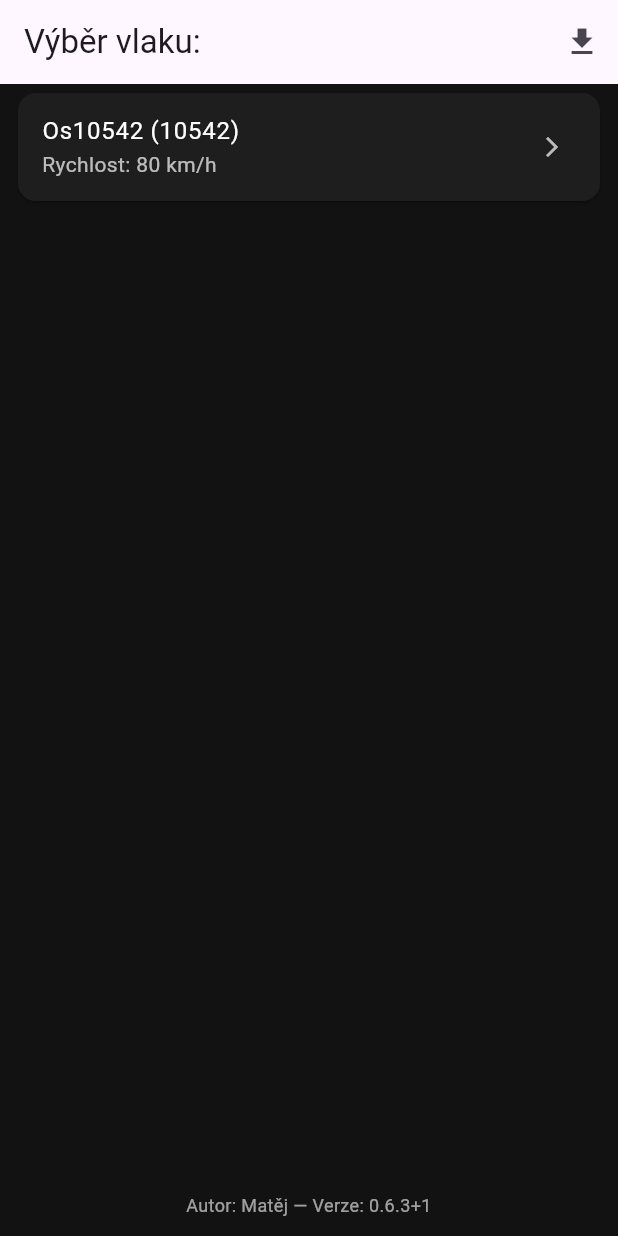
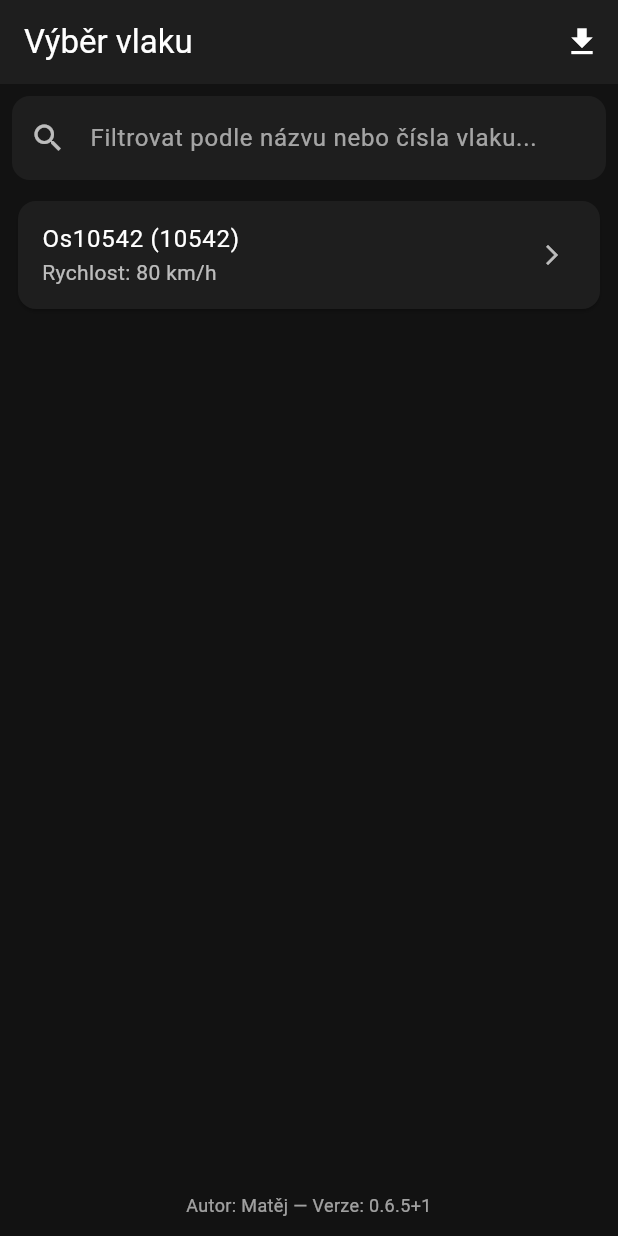
Before and after one commit to Dudlik2007/e_fira, a Flutter app: the screen it shows after launch, on a phone screen of 412 x 824 dp. Run offline on Flutter 3.47's test engine with Material 3 defaults, Android fonts, the phone set to English and light mode, and no system bars; our stand-ins replace csv, file_picker, package_info_plus.

Commit message:
some little bugs fixed edit environment upgraded UI train_selection_page.dart added filter black UI

```diff
--- a/lib/train_selection_page.dart
+++ b/lib/train_selection_page.dart
@@ -16,7 +16,9 @@ class TrainSelectionPage extends StatefulWidget {
 
 class _TrainSelectionPageState extends State<TrainSelectionPage> {
   List<ReportData> trains = [];
+  List<ReportData> filteredTrains = [];
   String _appVersion = "";
+  String _filter = "";
 
   @override
   void initState() {
@@ -34,8 +36,10 @@ class _TrainSelectionPageState extends State<TrainSelectionPage> {
 
   Future<void> _loadTrains() async {
     final loaded = await StorageService.loadTrains();
+    final list = loaded.isNotEmpty ? loaded : _demoTrains();
     setState(() {
-      trains = loaded.isNotEmpty ? loaded : _demoTrains();
+      trains = list;
+      filteredTrains = list;
     });
   }
 
@@ -69,15 +73,24 @@ class _TrainSelectionPageState extends State<TrainSelectionPage> {
         destinationStation: "Štěchovice",
         uzbLocation: "Albrechtice nad Vltavou",
         uzbPerformedBy: "Vozmistr",
-        jzbLocation: "",
-        jzbPerformedBy: "",
         nbuStatus: "NBÜ",
         topSpeedAllowed: "80",
         doorControlStatus: "TB 0",
         powerSupplyStatus: "---",
-        highSpeedCarsStatus: "ANO",
+        highSpeedCarsStatus: "ANO", jzbLocation: '', jzbPerformedBy: '',
       ),
     ];
+  }
+
+  void _applyFilter(String query) {
+    setState(() {
+      _filter = query;
+      filteredTrains = trains
+          .where((t) =>
+      t.trainName.toLowerCase().contains(query.toLowerCase()) ||
+          t.trainNumber.toLowerCase().contains(query.toLowerCase()))
+          .toList();
+    });
   }
 
   Future<void> _exportTrains() async {
@@ -96,10 +109,12 @@ class _TrainSelectionPageState extends State<TrainSelectionPage> {
     );
 
     if (result != null && result.files.single.path != null) {
-      final imported = await StorageService.importFromFile(result.files.single.path!);
+      final imported =
+      await StorageService.importFromFile(result.files.single.path!);
       if (imported.isNotEmpty) {
         setState(() {
           trains = imported;
+          filteredTrains = imported;
         });
         if (!mounted) return;
         ScaffoldMessenger.of(context).showSnackBar(
@@ -114,15 +129,19 @@ class _TrainSelectionPageState extends State<TrainSelectionPage> {
     return Scaffold(
       backgroundColor: const Color(0xFF121212),
       appBar: AppBar(
-        title: Text("Výběr vlaku:"),
+        backgroundColor: const Color(0xFF1E1E1E),
+        foregroundColor: Colors.white, // ikony i text AppBaru budou světlé
+        title: const Text("Výběr vlaku"),
         actions: [
           IconButton(
             icon: const Icon(Icons.download),
+            tooltip: "Importovat vlaky",
             onPressed: _importTrains,
           ),
           if (Platform.isWindows || Platform.isLinux)
             IconButton(
               icon: const Icon(Icons.upload_file),
+              tooltip: "Exportovat vlaky",
               onPressed: _exportTrains,
             ),
           if (Platform.isWindows || Platform.isLinux)
@@ -142,14 +161,36 @@ class _TrainSelectionPageState extends State<TrainSelectionPage> {
       ),
       body: Column(
         children: [
+          // 🔍 Filtrovací pole
+          Padding(
+            padding: const EdgeInsets.all(8.0),
+            child: TextField(
+              style: const TextStyle(color: Colors.white),
+              decoration: InputDecoration(
+                hintText: "Filtrovat podle názvu nebo čísla vlaku...",
+                hintStyle: const TextStyle(color: Colors.white60),
+                filled: true,
+                fillColor: const Color(0xFF1E1E1E),
+                prefixIcon: const Icon(Icons.search, color: Colors.white70),
+                border: OutlineInputBorder(
+                  borderRadius: BorderRadius.circular(12),
+                  borderSide: BorderSide.none,
+                ),
+              ),
+              onChanged: _applyFilter,
+            ),
+          ),
+
+          // 🧾 Seznam vlaků
           Expanded(
             child: ListView.builder(
-              itemCount: trains.length,
+              itemCount: filteredTrains.length,
               itemBuilder: (context, index) {
-                final train = trains[index];
+                final train = filteredTrains[index];
                 return Card(
                   color: const Color(0xFF1E1E1E),
-                  margin: const EdgeInsets.symmetric(horizontal: 12, vertical: 6),
+                  margin:
+                  const EdgeInsets.symmetric(horizontal: 12, vertical: 6),
                   child: ListTile(
                     title: Text(
                       "${train.trainName} (${train.trainNumber})",
@@ -159,7 +200,8 @@ class _TrainSelectionPageState extends State<TrainSelectionPage> {
                       "Rychlost: ${train.maxSpeed} km/h",
                       style: const TextStyle(color: Colors.white70),
                     ),
-                    trailing: const Icon(Icons.arrow_forward_ios, color: Colors.white70, size: 16),
+                    trailing: const Icon(Icons.arrow_forward_ios,
+                        color: Colors.white70, size: 16),
                     onTap: () {
                       Navigator.push(
                         context,
@@ -173,6 +215,8 @@ class _TrainSelectionPageState extends State<TrainSelectionPage> {
               },
             ),
           ),
+
+          // 📦 Informace o verzi
           const SizedBox(height: 8),
           Center(
             child: Text(
--- a/pubspec.yaml
+++ b/pubspec.yaml
@@ -16,7 +16,7 @@ publish_to: 'none' # Remove this line if you wish to publish to pub.dev
 # https://developer.apple.com/library/archive/documentation/General/Reference/InfoPlistKeyReference/Articles/CoreFoundationKeys.html
 # In Windows, build-name is used as the major, minor, and patch parts
 # of the product and file versions while build-number is used as the build suffix.
-version: 0.6.3
+version: 0.6.5
 
 environment:
   sdk: ^3.9.2
```
Also changed, not shown: lib/train_edit_list_page.dart (+66 -14 lines), lib/train_editor_page.dart (+9 -9 lines).
